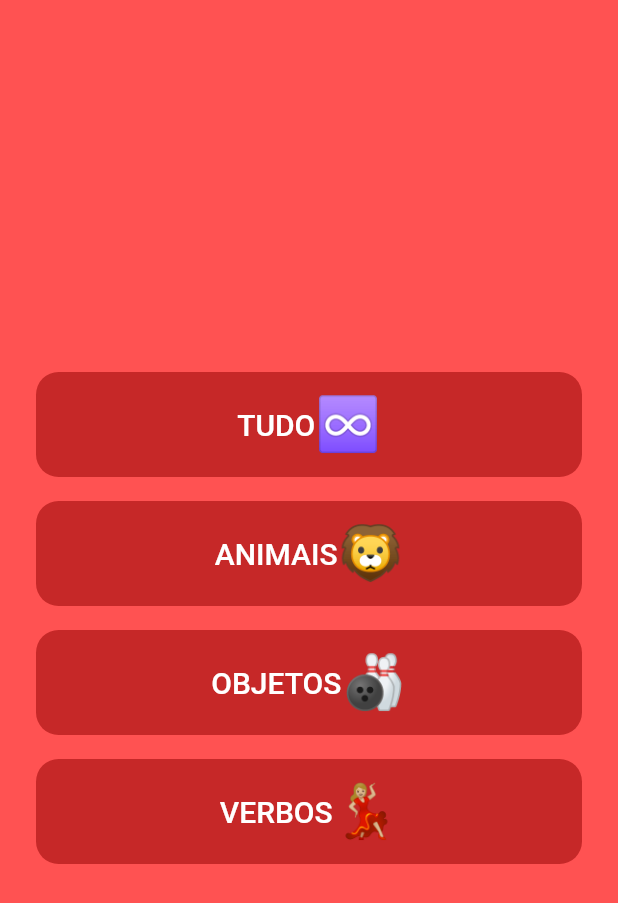
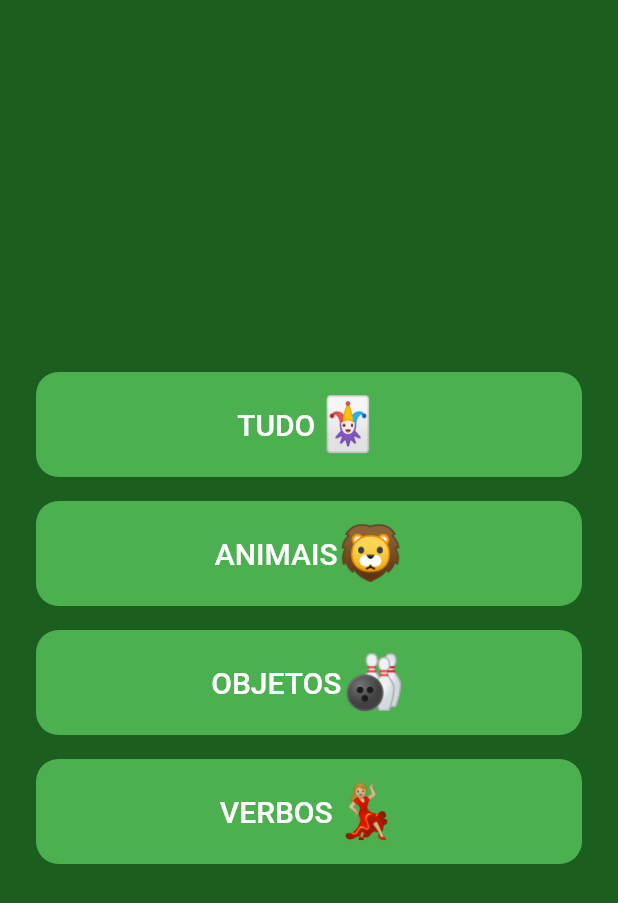
Before and after one commit to LucssCarvalho/image_and_action, a Flutter app: the screen it shows after launch, on a phone screen of 412 x 824 dp. Shown: the top 903 px of the screen. Run offline on Flutter 3.47's test engine with Material 2 defaults, Android fonts, the phone set to English and light mode, and no system bars.

Commit message:
update selectGame

```diff
--- a/lib/screens/selectGameScreen.dart
+++ b/lib/screens/selectGameScreen.dart
@@ -6,12 +6,12 @@ class SelectGame extends StatelessWidget {
   Widget build(BuildContext context) {
     return Scaffold(
       body: Container(
-        color: Colors.redAccent,
+        color: Colors.green[900],
         alignment: Alignment.center,
         child: Column(
           mainAxisAlignment: MainAxisAlignment.center,
           children: <Widget>[
-            buttonTypeGame(context, 'TUDO', '♾️'),
+            buttonTypeGame(context, 'TUDO', '🃏'),
             buttonTypeGame(context, 'ANIMAIS', '🦁'),
             buttonTypeGame(context, 'OBJETOS', '🎳'),
             buttonTypeGame(context, 'VERBOS', '💃🏼'),
@@ -28,7 +28,7 @@ Widget buttonTypeGame(context, String type, String emoji) {
     child: MaterialButton(
       child: Container(
           decoration: BoxDecoration(
-            color: Colors.red[800],
+            color: Colors.green,
             borderRadius: BorderRadius.circular(15),
           ),
           height: 70,
```
